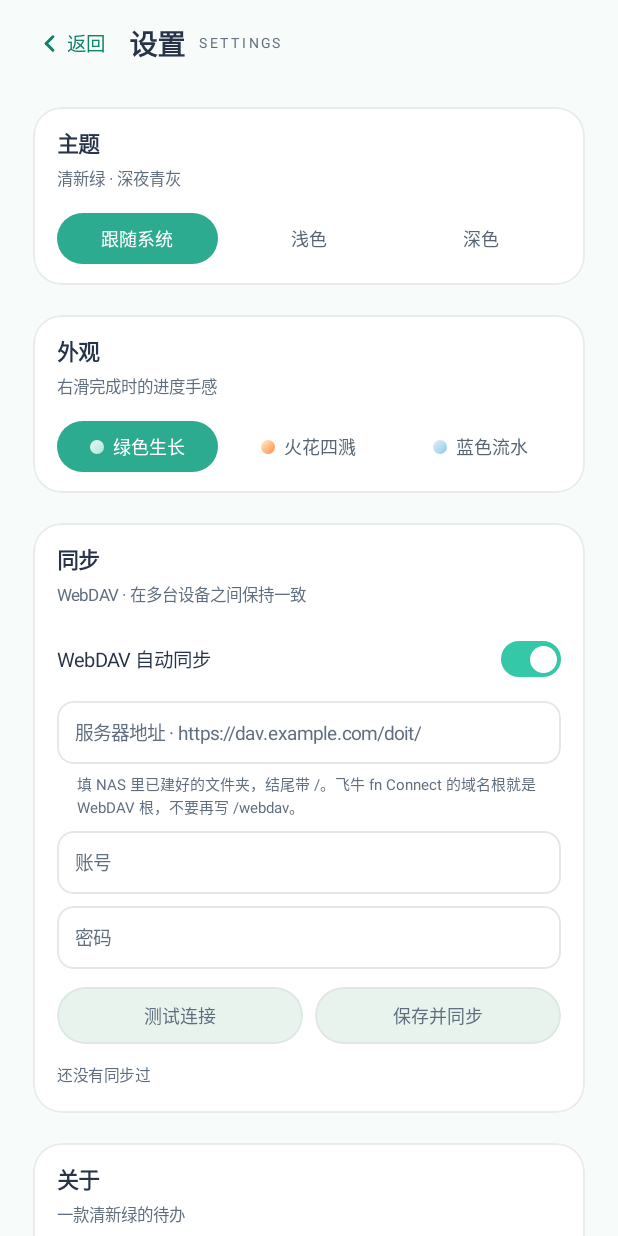
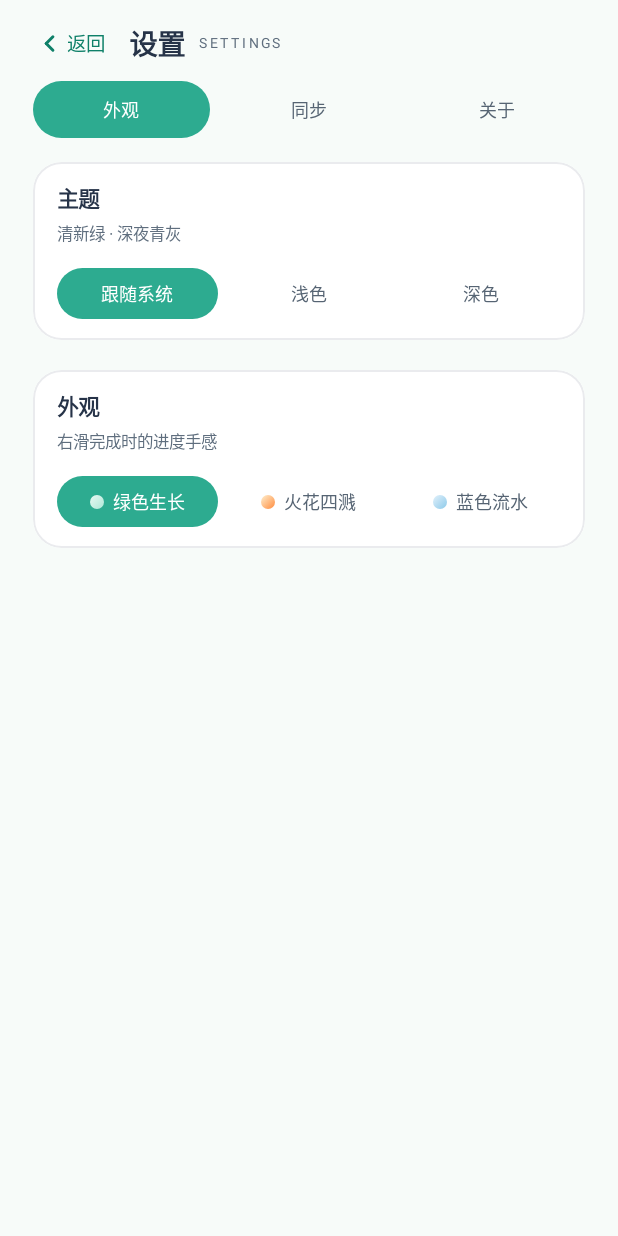
Before and after one commit to nabaonan/doit-apk, an Android app built with Jetpack Compose: the composable SettingsPage shown on its own in the app's theme, on a phone screen of 412 x 824 dp. Run offline under Robolectric (Android 15) with nearby library versions, the phone set to English and light mode, and no system bars.

Commit message:
feat(settings): 设置页改为顶部分类胶囊切换（外观/同步/关于）
- 顶部新增胶囊式分类切换（复用 PillTabs，Equal 三格等高，选中滑块滑动，清晰表达选中态）
- 内容区用 AnimatedContent 按分类联动切换（淡入 + 轻微上浮，过渡自然）
- 内容按三类重新归类：外观=主题+皮肤；同步=WebDAV 配置；关于=版本/GitHub Token/检查更新/标语
- 移除原「滚动出细线」逻辑（胶囊选择器本身就是层级暗示）；分类卡片样式沿用上一轮设置页卡片语言
- 验证：编译/打包全绿；模拟器三个胶囊逐一切换，内容正确联动（外观为主题皮肤，同步为 WebDAV 表单，关于为版本与更新），单测不受影响

```diff
--- a/doit/src/main/java/com/doit/app/ui/SettingsPage.kt
+++ b/doit/src/main/java/com/doit/app/ui/SettingsPage.kt
@@ -1,5 +1,6 @@
 package com.doit.app.ui
 
+import androidx.compose.animation.AnimatedContent
 import androidx.compose.animation.AnimatedVisibility
 import androidx.compose.animation.animateColorAsState
 import androidx.compose.animation.core.animateFloatAsState
@@ -8,6 +9,9 @@ import androidx.compose.animation.expandVertically
 import androidx.compose.animation.fadeIn
 import androidx.compose.animation.fadeOut
 import androidx.compose.animation.shrinkVertically
+import androidx.compose.animation.slideInVertically
+import androidx.compose.animation.slideOutVertically
+import androidx.compose.animation.togetherWith
 import androidx.compose.foundation.background
 import androidx.compose.foundation.border
 import androidx.compose.foundation.layout.Arrangement
@@ -61,6 +65,13 @@ import com.doit.app.ui.theme.ThemeMode
 import com.doit.app.ui.theme.numeric
 import com.doit.app.ui.theme.titleStyle
 
+/** 设置页顶部的分类胶囊：切换后下方内容区随之切换 */
+private enum class SettingsTab(val key: String, val label: String) {
+    APPEARANCE("appearance", "外观"),
+    SYNC("sync", "同步"),
+    ABOUT("about", "关于"),
+}
+
 @Composable
 fun SettingsPage(
     settings: AppSettings,
@@ -87,7 +98,8 @@ fun SettingsPage(
     val canSubmit = url.isNotBlank() && user.isNotBlank() && pass.isNotBlank()
     // 检查更新用的 GitHub Token，失焦时保存
     var githubToken by remember(settings.githubToken) { mutableStateOf(settings.githubToken) }
-    val scroll = rememberScrollState()
+    // 顶部分类胶囊：当前选中的分类
+    var tab by remember { mutableStateOf(SettingsTab.APPEARANCE) }
 
     fun checkUrl(): Boolean {
         urlTouched = true
@@ -99,33 +111,54 @@ fun SettingsPage(
         return true
     }
 
-    // 内容滚起来之后，标题栏底部浮出一条细线，和统计页保持同一种层级暗示
-    val stuck by animateFloatAsState(
-        targetValue = if (scroll.value > 4) 1f else 0f,
-        animationSpec = tween(180),
-        label = "settingsHeaderLine",
-    )
-
     Column(modifier.fillMaxSize().background(Doit.Surface)) {
         // ---------- 固定在顶部的标题 ----------
         Column(
             Modifier
                 .fillMaxWidth()
-                .padding(start = 22.dp, end = 22.dp, top = 14.dp, bottom = 10.dp),
+                .padding(start = 22.dp, end = 22.dp, top = 14.dp, bottom = 8.dp),
         ) {
             PageHead(title = "设置", latin = "SETTINGS", onBack = onBack)
         }
-        Box(Modifier.fillMaxWidth().height(1.dp).background(Doit.Line.copy(alpha = 0.55f * stuck)))
 
-        // ---------- 可滚动的内容 ----------
+        // ---------- 固定顶部的分类胶囊（外观 / 同步 / 关于）----------
         Column(
             Modifier
                 .fillMaxWidth()
-                .weight(1f)
-                .verticalScroll(scroll)
-                .padding(start = 22.dp, end = 22.dp, top = 16.dp, bottom = 30.dp),
+                .padding(horizontal = 22.dp, vertical = 2.dp),
         ) {
-            // ---------- 主题 ----------
+            PillTabs(
+                tabs = SettingsTab.entries.map { PillTab(key = it.key, label = it.label, accent = Doit.Accent) },
+                selectedKey = tab.key,
+                onSelect = { key -> SettingsTab.entries.firstOrNull { it.key == key }?.let { tab = it } },
+                mode = PillTabsMode.Equal,
+                height = 38.dp,
+                gap = 7.dp,
+                indicatorColor = Doit.Accent,
+            )
+        }
+
+        // ---------- 按分类切换的内容（淡入 + 轻微上浮，切换自然）----------
+        AnimatedContent(
+            targetState = tab,
+            transitionSpec = {
+                (fadeIn(tween(220)) + slideInVertically(tween(260)) { it / 22 })
+                    .togetherWith(fadeOut(tween(130)) + slideOutVertically(tween(170)) { -it / 22 })
+            },
+            label = "settingsTabContent",
+            modifier = Modifier
+                .fillMaxWidth()
+                .weight(1f),
+        ) { t ->
+            Column(
+                Modifier
+                    .fillMaxWidth()
+                    .verticalScroll(rememberScrollState())
+                    .padding(start = 22.dp, end = 22.dp, top = 14.dp, bottom = 30.dp),
+            ) {
+                when (t) {
+                    SettingsTab.APPEARANCE -> {
+                        // ---------- 主题 ----------
             SettingSection(title = "主题", caption = "清新绿 · 深夜青灰") {
                 PillTabs(
                     tabs = ThemeMode.entries.map { mode ->
@@ -160,8 +193,10 @@ fun SettingsPage(
                 )
             }
 
-            // ---------- 同步 ----------
-            SettingSection(title = "同步", caption = "WebDAV · 在多台设备之间保持一致") {
+                    }
+                    SettingsTab.SYNC -> {
+                        // ---------- 同步 ----------
+                        SettingSection(title = "同步", caption = "WebDAV · 在多台设备之间保持一致") {
                 Row(
                     Modifier.fillMaxWidth().padding(vertical = 8.dp),
                     verticalAlignment = Alignment.CenterVertically,
@@ -262,8 +297,10 @@ fun SettingsPage(
                 }
             }
 
-            // ---------- 关于 ----------
-            SettingSection(title = "关于", caption = "一款清新绿的待办", last = true) {
+                    }
+                    SettingsTab.ABOUT -> {
+                        // ---------- 关于 ----------
+                        SettingSection(title = "关于", caption = "一款清新绿的待办", last = true) {
                 Row(
                     Modifier.fillMaxWidth().padding(vertical = 9.dp),
                     verticalAlignment = Alignment.CenterVertically,
@@ -295,6 +332,9 @@ fun SettingsPage(
                     letterSpacing = 0.4.sp,
                     modifier = Modifier.padding(top = 10.dp),
                 )
+                    }
+                    }
+                }
             }
         }
     }
```
Also changed, not shown: 3 other files.
